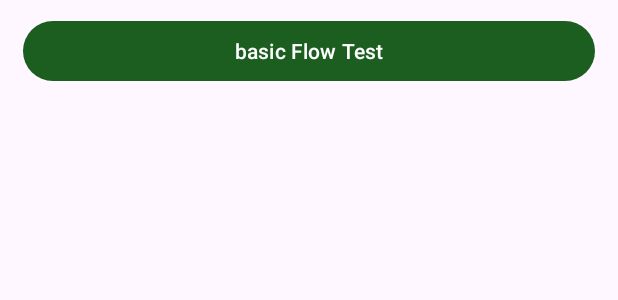
After one commit to aman1sr/Android-Concepts-Learning, an Android app built with Jetpack Compose: the layout activity_flow_kodeco.xml on its own in the app's theme, with its tools: preview values and no code run, on a phone screen of 412 x 824 dp. The commit adds this screen. Shown: the top 300 px of the screen. Run offline under Robolectric (Android 15) with nearby library versions, the phone set to English and light mode, and no system bars.

Commit message:
flow api check

```diff
--- a/app/build.gradle.kts
+++ b/app/build.gradle.kts
@@ -72,6 +72,7 @@ dependencies {
     implementation(platform("androidx.compose:compose-bom:2023.03.00"))
     implementation(platform("androidx.compose:compose-bom:2023.03.00"))
     implementation(platform("androidx.compose:compose-bom:2023.03.00"))
+    implementation(project(mapOf("path" to ":mylibrary")))
 
     androidTestImplementation(platform("androidx.compose:compose-bom:2023.03.00"))
     androidTestImplementation("androidx.compose.ui:ui-test-junit4")
--- /dev/null
+++ b/app/src/main/res/layout/activity_flow_kodeco.xml
@@ -0,0 +1,32 @@
+<?xml version="1.0" encoding="utf-8"?>
+<androidx.constraintlayout.widget.ConstraintLayout xmlns:android="http://schemas.android.com/apk/res/android"
+    xmlns:app="http://schemas.android.com/apk/res-auto"
+    xmlns:tools="http://schemas.android.com/tools"
+    android:layout_width="match_parent"
+    android:layout_height="match_parent"
+    tools:context=".flow.FlowKodecoActivity">
+
+    <ScrollView
+        android:layout_width="match_parent"
+        android:layout_height="match_parent">
+
+    <LinearLayout
+        android:layout_width="match_parent"
+        android:layout_height="match_parent"
+        android:orientation="vertical"
+        android:layout_marginStart="@dimen/startEndParentMargin"
+        android:layout_marginEnd="@dimen/startEndParentMargin"
+        >
+
+    <Button
+        android:id="@+id/basicFlow"
+        android:layout_width="match_parent"
+        android:layout_height="wrap_content"
+        android:layout_marginTop="@dimen/btn_margin_top"
+
+        android:text="basic Flow Test" />
+
+    </LinearLayout>
+    </ScrollView>
+
+</androidx.constraintlayout.widget.ConstraintLayout>
--- a/build.gradle.kts
+++ b/build.gradle.kts
@@ -7,4 +7,5 @@ buildscript {
 plugins {
     id("com.android.application") version "8.1.1" apply false
     id("org.jetbrains.kotlin.android") version "1.8.10" apply false
+    id("com.android.library") version "8.1.1" apply false
 }
--- /dev/null
+++ b/mylibrary/src/main/res/values/dimens.xml
@@ -0,0 +1,5 @@
+<?xml version="1.0" encoding="utf-8"?>
+<resources>
+    <dimen name="startEndParentMargin">10dp</dimen>
+    <dimen name="btn_margin_top">10dp</dimen>
+</resources>
--- /dev/null
+++ b/mylibrary/src/main/res/values/strings.xml
@@ -0,0 +1 @@
+<resources></resources>
--- a/settings.gradle.kts
+++ b/settings.gradle.kts
@@ -15,3 +15,4 @@ dependencyResolutionManagement {
 
 rootProject.name = "AndroidArchDemoProjects"
 include(":app")
+include(":mylibrary")
```
Also changed, not shown: app/src/main/AndroidManifest.xml (+9 -11 lines), app/src/main/java/com/petofy/androidarchdemoprojects/MainActivity.kt (+12 -0 lines), app/src/main/java/com/petofy/androidarchdemoprojects/flow/FlowActivity.kt (+6 -5 lines), app/src/main/java/com/petofy/androidarchdemoprojects/flow/FlowKodecoActivity.kt (added, +88 -0 lines), app/src/main/res/layout/activity_main.xml (+14 -0 lines), mylibrary/build.gradle.kts (added, +47 -0 lines), mylibrary/src/main/AndroidManifest.xml (added, +10 -0 lines), mylibrary/src/main/java/com/aman/mylibrary/JetpackBaseActivity.kt (added, +16 -0 lines), mylibrary/src/main/res/layout/activity_jetpack_base.xml (added, +42 -0 lines), 5 other files.
